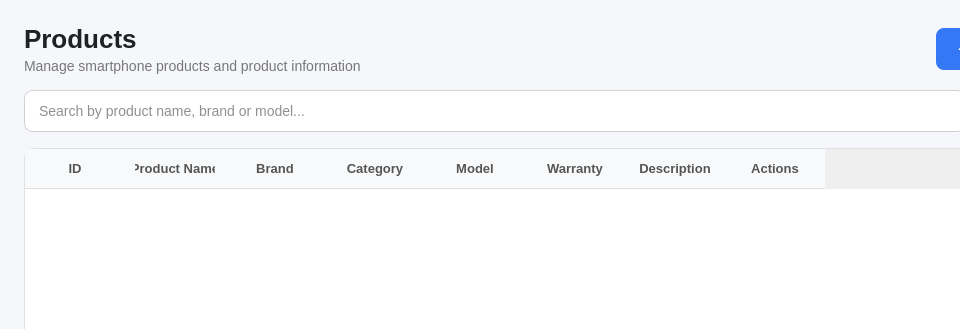
First picture: the form in gui/widgets/productspage.ui, repository nuibof/PhoneStoreManagement, before the edit; both pictures show x 0 to 960 and y 0 to 329 of the 1100 by 700 pixel window.
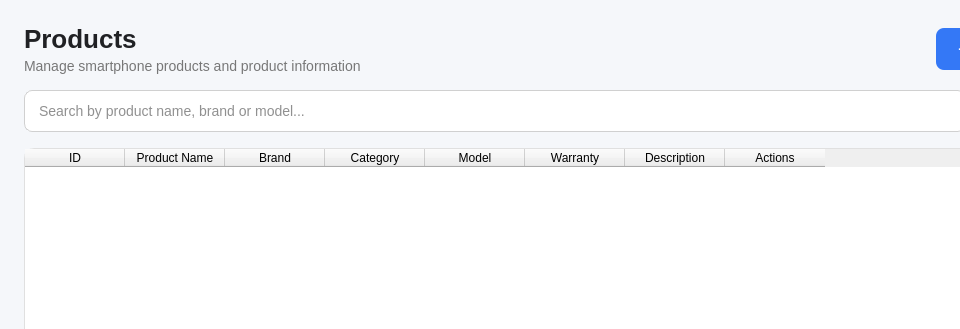
Second picture: the form after the edit.

Patch:
```diff
--- a/gui/widgets/productspage.ui
+++ b/gui/widgets/productspage.ui
@@ -16,69 +16,60 @@
         </property>
 
         <property name="styleSheet">
-            <string notr="true"><![CDATA[
-QWidget#ProductsPage {
-    background-color: #F5F7FA;
-}
+            <string notr="true">
+                QWidget#ProductsPage {
+                background-color: #F5F7FA;
+                }
 
-/* ==================== TITLE ==================== */
+                /* ==================== TITLE ==================== */
 
-QLabel#lblTitle {
-    color: #202124;
-    font-size: 26px;
-    font-weight: bold;
-}
+                QLabel#lblTitle {
+                color: #202124;
+                font-size: 26px;
+                font-weight: bold;
+                }
 
-QLabel#lblSubtitle {
-    color: #777777;
-    font-size: 14px;
-}
+                QLabel#lblSubtitle {
+                color: #777777;
+                font-size: 14px;
+                }
 
-/* ==================== ADD BUTTON ==================== */
 
-QPushButton#btnAdd {
-    background-color: #3478F6;
-    color: white;
-    border: none;
-    border-radius: 8px;
-    padding: 10px 18px;
-    font-size: 14px;
-    font-weight: bold;
-}
+                /* ==================== ADD BUTTON ==================== */
 
-QPushButton#btnAdd:hover {
-    background-color: #4A8CFF;
-}
+                QPushButton#btnAdd {
+                background-color: #3478F6;
+                color: #FFFFFF;
+                border: none;
+                border-radius: 8px;
+                padding: 10px 18px;
+                font-size: 14px;
+                font-weight: bold;
+                }
 
 QPushButton#btnAdd:pressed {
     background-color: #2864D7;
 }
 
-/* ==================== SEARCH ==================== */
+                QPushButton#btnAdd:pressed {
+                background-color: #2864D7;
+                }
 
-QLineEdit#txtSearch {
-    background-color: #FFFFFF;
-    color: #222222;
-    border: 1px solid #D0D0D0;
-    border-radius: 8px;
-    padding: 10px 12px;
-    font-size: 14px;
-}
 
-QLineEdit#txtSearch:focus {
-    border: 1px solid #3478F6;
-}
+                /* ==================== SEARCH ==================== */
 
-/* ==================== REFRESH ==================== */
+                QLineEdit#txtSearch {
+                background-color: #FFFFFF;
+                color: #222222;
+                border: 1px solid #D0D0D0;
+                border-radius: 8px;
+                padding: 10px 12px;
+                font-size: 14px;
+                }
 
-QPushButton#btnRefresh {
-    background-color: #FFFFFF;
-    color: #555555;
-    border: 1px solid #D0D0D0;
-    border-radius: 8px;
-    padding: 10px 18px;
-    font-size: 13px;
-}
+                QLineEdit#txtSearch:hover {
+                border: 1px solid #B8B8B8;
+                }
 
 QPushButton#btnRefresh:hover {
     background-color: #F0F4FF;
@@ -90,93 +81,186 @@
     background-color: #EAF1FF;
 }
 
-/* ==================== TABLE ==================== */
+                /* ==================== REFRESH ==================== */
 
-QTableWidget#tblProducts {
-    background-color: #FFFFFF;
-    color: #222222;
+                QPushButton#btnRefresh {
+                background-color: #FFFFFF;
+                color: #555555;
+                border: 1px solid #D0D0D0;
+                border-radius: 8px;
+                padding: 10px 18px;
+                font-size: 13px;
+                }
 
-    border: 1px solid #E0E0E0;
-    border-radius: 10px;
+                QPushButton#btnRefresh:hover {
+                background-color: #F0F4FF;
+                color: #3478F6;
+                border: 1px solid #B8CCFF;
+                }
 
-    gridline-color: #EEEEEE;
+                QPushButton#btnRefresh:pressed {
+                background-color: #EAF1FF;
+                }
 
-    font-size: 13px;
 
-    selection-background-color: #EAF1FF;
-    selection-color: #202124;
+                /* ==================== TABLE ==================== */
 
-    outline: none;
-}
+                QTableWidget#tblProducts {
+                background-color: #FFFFFF;
+                color: #222222;
 
-QTableWidget#tblProducts::item {
-    padding: 8px;
-}
+                border: 1px solid #E0E0E0;
+                border-radius: 10px;
 
-QTableWidget#tblProducts::item:selected {
-    background-color: #EAF1FF;
-    color: #202124;
-}
+                gridline-color: #EEEEEE;
 
-/* ==================== TABLE HEADER ==================== */
+                font-size: 13px;
 
-QHeaderView::section {
-    background-color: #F8F9FA;
-    color: #555555;
+                selection-background-color: #EAF1FF;
+                selection-color: #202124;
 
-    border: none;
-    border-bottom: 1px solid #E0E0E0;
+                outline: none;
+                }
 
-    padding: 10px;
+                QTableWidget#tblProducts::item {
+                padding: 8px;
+                }
 
-    font-size: 13px;
-    font-weight: bold;
-}
+                QTableWidget#tblProducts::item:selected {
+                background-color: #EAF1FF;
+                color: #202124;
+                }
 
-/* ==================== SCROLLBAR ==================== */
 
-QScrollBar:vertical {
-    background: #F5F7FA;
-    width: 10px;
-    margin: 0px;
-}
+                /* ==================== TABLE HEADER ==================== */
 
-QScrollBar::handle:vertical {
-    background: #D0D0D0;
-    border-radius: 5px;
-    min-height: 30px;
-}
+                QTableWidget#tblProducts QHeaderView::section {
+                background-color: #F8F9FA;
+                color: #555555;
 
-QScrollBar::handle:vertical:hover {
-    background: #B5B5B5;
-}
+                border: none;
+                border-bottom: 1px solid #E0E0E0;
 
-QScrollBar::add-line:vertical,
-QScrollBar::sub-line:vertical {
-    height: 0px;
-}
+                padding: 10px;
 
-QScrollBar:horizontal {
-    background: #F5F7FA;
-    height: 10px;
-    margin: 0px;
-}
+                font-size: 13px;
+                font-weight: bold;
+                }
 
-QScrollBar::handle:horizontal {
-    background: #D0D0D0;
-    border-radius: 5px;
-    min-width: 30px;
-}
+                QTableWidget#tblProducts QHeaderView::section:hover {
+                background-color: #F1F3F4;
+                }
 
 QScrollBar::handle:horizontal:hover {
     background: #B5B5B5;
 }
 
-QScrollBar::add-line:horizontal,
-QScrollBar::sub-line:horizontal {
-    width: 0px;
-}
-   ]]></string>
+                /* ==================== ACTION BUTTONS ==================== */
+
+                /* Edit */
+
+                QPushButton[action="edit"] {
+                background-color: #EAF1FF;
+                color: #3478F6;
+
+                border: 1px solid #C7D8FF;
+                border-radius: 5px;
+
+                padding: 5px 10px;
+
+                font-size: 12px;
+                font-weight: bold;
+                }
+
+                QPushButton[action="edit"]:hover {
+                background-color: #3478F6;
+                color: #FFFFFF;
+                border: 1px solid #3478F6;
+                }
+
+                QPushButton[action="edit"]:pressed {
+                background-color: #2864D7;
+                }
+
+
+                /* Delete */
+
+                QPushButton[action="delete"] {
+                background-color: #FFF0F0;
+                color: #D93025;
+
+                border: 1px solid #FFD0D0;
+                border-radius: 5px;
+
+                padding: 5px 10px;
+
+                font-size: 12px;
+                font-weight: bold;
+                }
+
+                QPushButton[action="delete"]:hover {
+                background-color: #D93025;
+                color: #FFFFFF;
+                border: 1px solid #D93025;
+                }
+
+                QPushButton[action="delete"]:pressed {
+                background-color: #B3261E;
+                }
+
+
+                /* ==================== ACTION CONTAINER ==================== */
+
+                QWidget#actionWidget {
+                background-color: transparent;
+                }
+
+
+                /* ==================== SCROLLBAR ==================== */
+
+                QScrollBar:vertical {
+                background: #F5F7FA;
+                width: 10px;
+                margin: 0px;
+                }
+
+                QScrollBar::handle:vertical {
+                background: #D0D0D0;
+                border-radius: 5px;
+                min-height: 30px;
+                }
+
+                QScrollBar::handle:vertical:hover {
+                background: #B5B5B5;
+                }
+
+                QScrollBar::add-line:vertical,
+                QScrollBar::sub-line:vertical {
+                height: 0px;
+                }
+
+
+                QScrollBar:horizontal {
+                background: #F5F7FA;
+                height: 10px;
+                margin: 0px;
+                }
+
+                QScrollBar::handle:horizontal {
+                background: #D0D0D0;
+                border-radius: 5px;
+                min-width: 30px;
+                }
+
+                QScrollBar::handle:horizontal:hover {
+                background: #B5B5B5;
+                }
+
+                QScrollBar::add-line:horizontal,
+                QScrollBar::sub-line:horizontal {
+                width: 0px;
+                }
+            </string>
         </property>
 
         <layout class="QVBoxLayout" name="verticalLayout">
```
Left out of the diff: 20 changed lines with no effect on the pictures.
